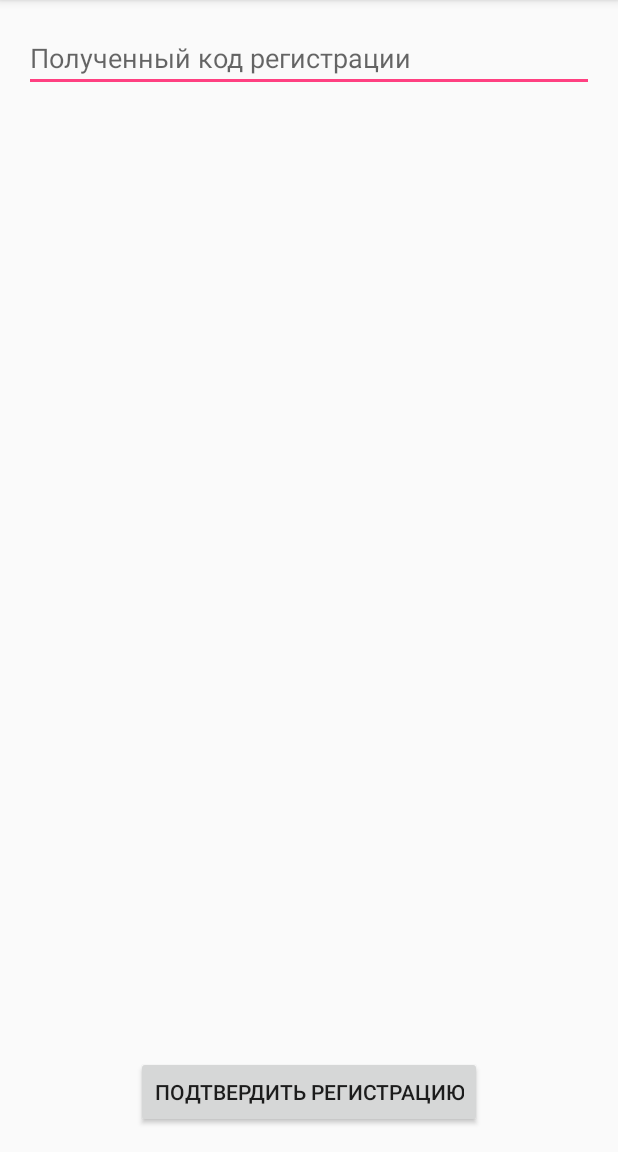
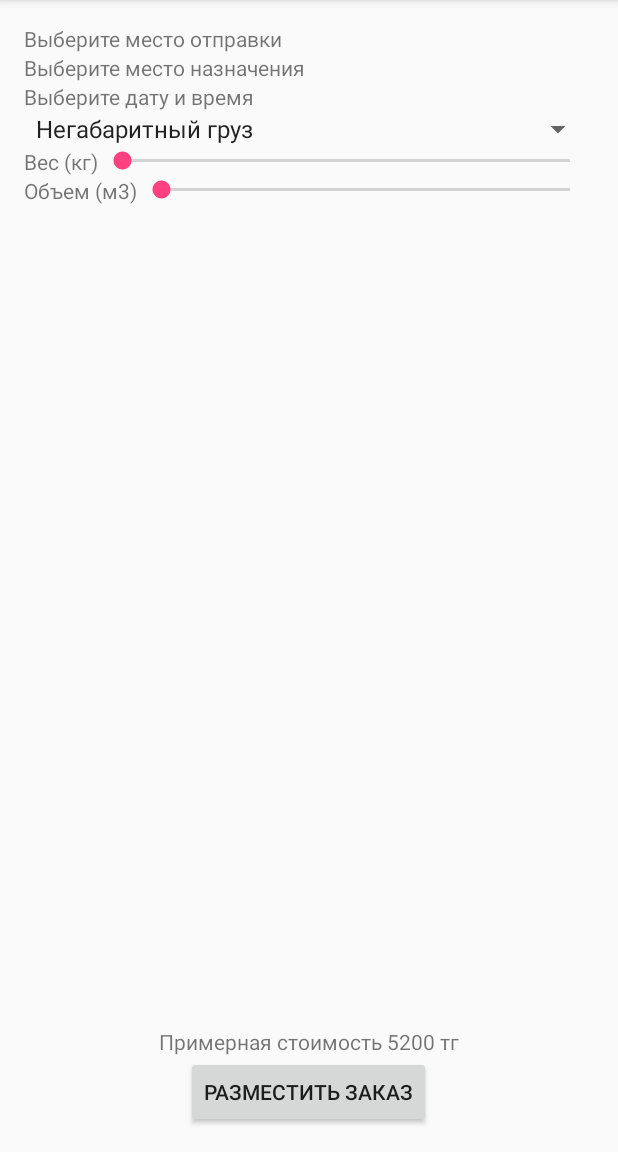
Before and after one commit to mitro/freight, an Android app: the screen it shows after launch (RegistrationCodeActivity before the commit, CreateOrderActivity after it), on a phone screen of 412 x 824 dp, the part 84-1236 px from its top. Run offline under Robolectric (Android 15) with nearby library versions, the phone set to English and light mode, and no system bars.

Commit message:
Создание формы создания заказа

```diff
--- /dev/null
+++ b/app/src/main/java/rt/dtech/kz/freight/activities/CreateOrderActivity.java
@@ -0,0 +1,27 @@
+package rt.dtech.kz.freight.activities;
+
+import android.support.v7.app.AppCompatActivity;
+import android.os.Bundle;
+import android.widget.ArrayAdapter;
+import android.widget.Spinner;
+
+import rt.dtech.kz.freight.R;
+
+public class CreateOrderActivity extends AppCompatActivity {
+
+    @Override
+    protected void onCreate(Bundle savedInstanceState) {
+      super.onCreate(savedInstanceState);
+      setContentView(R.layout.activity_create_order);
+
+      fillCargoTypesSpinner();
+    }
+
+    private void fillCargoTypesSpinner() {
+      Spinner spinner = (Spinner) findViewById(R.id.cargoTypesSpinner);
+      ArrayAdapter<CharSequence> adapter = ArrayAdapter.createFromResource(
+        this, R.array.cargoTypes, android.R.layout.simple_spinner_item);
+      adapter.setDropDownViewResource(android.R.layout.simple_spinner_dropdown_item);
+      spinner.setAdapter(adapter);
+    }
+}
--- /dev/null
+++ b/app/src/main/res/layout/activity_create_order.xml
@@ -0,0 +1,82 @@
+<?xml version="1.0" encoding="utf-8"?>
+<RelativeLayout xmlns:android="http://schemas.android.com/apk/res/android"
+    xmlns:tools="http://schemas.android.com/tools" android:layout_width="match_parent"
+    android:layout_height="match_parent" android:paddingLeft="@dimen/activity_horizontal_margin"
+    android:paddingRight="@dimen/activity_horizontal_margin"
+    android:paddingTop="@dimen/activity_vertical_margin"
+    android:paddingBottom="@dimen/activity_vertical_margin"
+    tools:context="rt.dtech.kz.freight.activities.CreateOrderActivity">
+
+    <TextView
+      android:id="@+id/fromAddress"
+      android:layout_width="fill_parent"
+      android:layout_height="wrap_content"
+      android:layout_alignParentTop="true"
+      android:text="@string/select_origin"/>
+
+    <TextView
+      android:id="@+id/toAddress"
+      android:layout_width="match_parent"
+      android:layout_height="wrap_content"
+      android:layout_below="@id/fromAddress"
+      android:text="@string/select_destination"/>
+
+    <TextView
+      android:id="@+id/orderDatePicker"
+      android:layout_width="wrap_content"
+      android:layout_height="wrap_content"
+      android:layout_below="@id/toAddress"
+      android:text="@string/select_order_date_and_time"/>
+
+    <Spinner
+      android:id="@+id/cargoTypesSpinner"
+      android:layout_width="fill_parent"
+      android:layout_height="wrap_content"
+      android:layout_below="@id/orderDatePicker"/>
+
+    <TextView
+      android:id="@+id/weightTextView"
+      android:layout_width="wrap_content"
+      android:layout_height="wrap_content"
+      android:layout_below="@id/cargoTypesSpinner"
+      android:text="@string/weight"/>
+
+    <SeekBar
+      android:id="@+id/weightSeekBar"
+      android:layout_width="fill_parent"
+      android:layout_height="wrap_content"
+      android:layout_below="@id/cargoTypesSpinner"
+      android:layout_toRightOf="@id/weightTextView"
+      android:max="80000"/>
+
+    <TextView
+      android:id="@+id/volumeTextView"
+      android:layout_width="wrap_content"
+      android:layout_height="wrap_content"
+      android:layout_below="@id/weightTextView"
+      android:text="@string/volume"/>
+
+    <SeekBar
+      android:id="@+id/volumeSeekBar"
+      android:layout_width="fill_parent"
+      android:layout_height="wrap_content"
+      android:layout_below="@id/weightTextView"
+      android:layout_toRightOf="@id/volumeTextView"
+      android:max="100"/>
+
+    <TextView
+      android:layout_width="wrap_content"
+      android:layout_height="wrap_content"
+      android:layout_above="@+id/placeOrderButton"
+      android:layout_centerHorizontal="true"
+      android:text="Примерная стоимость 5200 тг"/>
+
+    <Button
+      android:id="@id/placeOrderButton"
+      android:layout_width="wrap_content"
+      android:layout_height="wrap_content"
+      android:layout_alignParentBottom="true"
+      android:layout_centerHorizontal="true"
+      android:text="@string/place_order"/>
+
+</RelativeLayout>
--- a/app/src/main/res/values/strings.xml
+++ b/app/src/main/res/values/strings.xml
@@ -1,9 +1,5 @@
 <resources>
   <string name="app_name">Freight</string>
-  <string name="from">Откуда</string>
-  <string name="to">Куда</string>
-  <string name="not_selected">Еще не выбрано</string>
-  <string name="find">Найти</string>
   <string name="phone_number">Номер телефона</string>
   <string name="user_name">Имя</string>
   <string name="customer">Заказчик</string>
@@ -11,10 +7,23 @@
   <string name="get_registration_code">Получить код регистрации</string>
   <string name="registration_code">Полученный код регистрации</string>
   <string name="confirm_registration">Подтвердить регистрацию</string>
+  <string name="select_origin">Выберите место отправки</string>
+  <string name="select_destination">Выберите место назначения</string>
+  <string name="place_order">Разместить заказ</string>
+  <string name="select_order_date_and_time">Выберите дату и время</string>
+  <string name="weight">Вес (кг)</string>
+  <string name="volume">Объем (м3)</string>
   <string-array name="cities">
     <item>Астана</item>
     <item>Алматы</item>
     <item>Караганда</item>
     <item>Павлодар</item>
   </string-array>
+  <string-array name="cargoTypes">
+    <item>Негабаритный груз</item>
+    <item>Крупногабаритный груз</item>
+    <item>Сыпучий груз</item>
+    <item>Жидкий груз</item>
+    <item>Газообразный груз</item>
+  </string-array>
 </resources>
```
Also changed, not shown: app/src/main/AndroidManifest.xml (+5 -5 lines), app/src/main/java/rt/dtech/kz/freight/activities/RouteActivity.java (deleted, +0 -15 lines), app/src/main/res/layout/activity_route.xml (deleted, +0 -50 lines).
